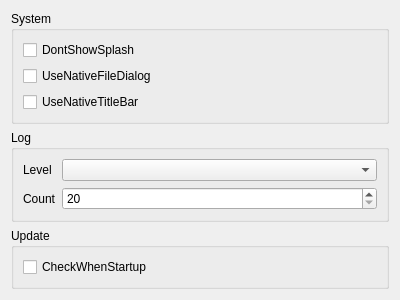
This is src/settings/othersettingsdialog.ui in Wing-summer/WingHexExplorer2 as Qt 5 draws it before an edit. The edited form follows.
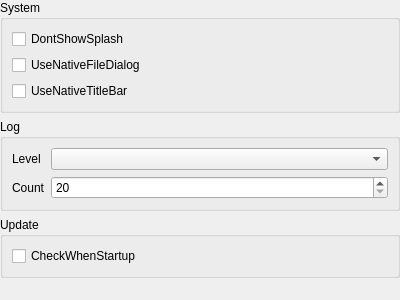
This is the edited form.

The edit to the form file:
```diff
--- a/src/settings/othersettingsdialog.ui
+++ b/src/settings/othersettingsdialog.ui
@@ -14,6 +14,18 @@
    <string notr="true"/>
   </property>
   <layout class="QVBoxLayout" name="verticalLayout_2">
+   <property name="leftMargin">
+    <number>0</number>
+   </property>
+   <property name="topMargin">
+    <number>0</number>
+   </property>
+   <property name="rightMargin">
+    <number>0</number>
+   </property>
+   <property name="bottomMargin">
+    <number>0</number>
+   </property>
    <item>
     <widget class="QGroupBox" name="groupBox">
      <property name="sizePolicy">
```
Left out of the diff: 2 changed lines with no effect on the pictures.
